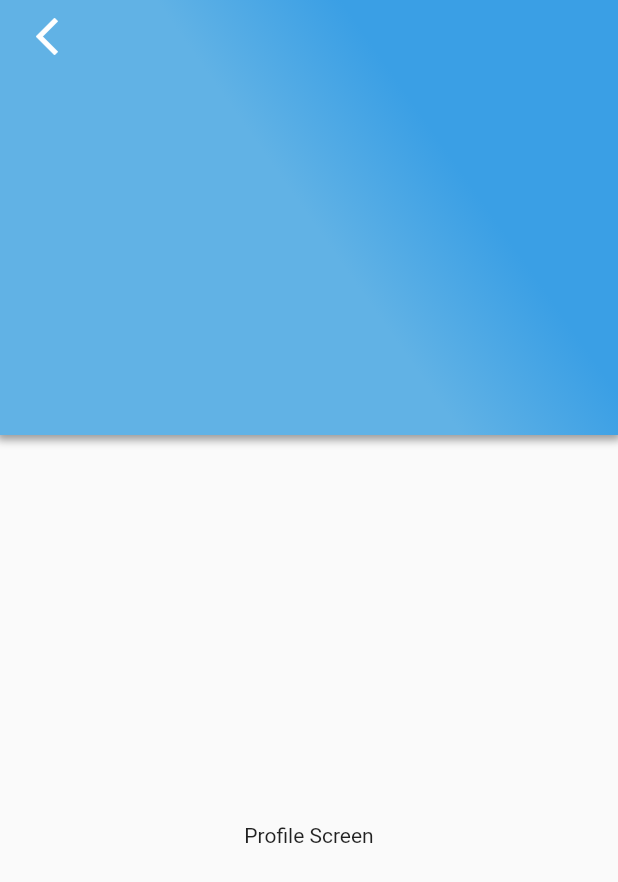
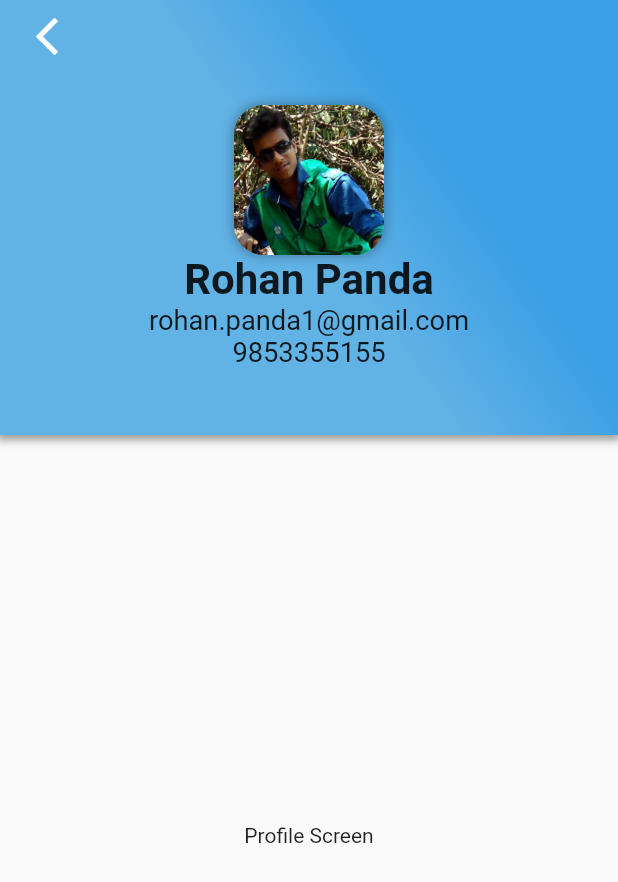
Before and after one commit to xlreon/gymBeam, a Flutter app: the ProfileScreen screen opened by its route, on a phone screen of 412 x 824 dp. Shown: the top 882 px of the screen. Run offline on Flutter 3.47's test engine with Material 2 defaults, Android fonts, the phone set to English and light mode, and no system bars.

Commit message:
profile-pic

```diff
--- a/lib/components/profileBanner.dart
+++ b/lib/components/profileBanner.dart
@@ -53,8 +53,45 @@ class ProfileBannerState extends State<ProfileBanner> {
               mainAxisAlignment: MainAxisAlignment.start,
               crossAxisAlignment: CrossAxisAlignment.start,
               children: <Widget>[
-                _buildBellIcon(),
+                _buildBackIcon(),
               ],
+            ),
+          ),
+          new Padding(
+            padding: new EdgeInsets.only(top: 60.0),
+            child: new Container(
+              margin: const EdgeInsets.all(10.0),
+              child: new Column(
+                // crossAxisAlignment: CrossAxisAlignment.start,
+                children: <Widget>[
+                  new Container(
+                    // margin: const EdgeInsets.only(top: 30.0,bottom: 10.0),
+                    child: new Center(
+                      // child: new CircleAvatar(
+                      //   // child: new Text("R",textScaleFactor: 3.0,),
+                      //   child: new Image.asset('../assets/rohan.jpg',fit: BoxFit.cover,),
+                      //   radius: 50.0,
+                      // ),
+                      child: new Container(
+                        width: 100.0, height: 100.0,
+                        decoration: new BoxDecoration(
+                          image: new DecorationImage(
+                              image: new AssetImage("assets/images/rohan.jpg"),
+                              fit: BoxFit.cover),
+                          borderRadius: new BorderRadius.all(new Radius.circular(20.0)),
+                          boxShadow: <BoxShadow>[
+                            new BoxShadow(
+                                color: Colors.black26, blurRadius: 5.0, spreadRadius: 1.0),
+                          ],
+                        ),
+                      ),
+                    ),
+                  ),
+                  new Text("Rohan Panda",textScaleFactor: 2.0,style: new TextStyle(fontWeight: FontWeight.bold)),
+                  new Text("rohan.panda1@gmail.com",textScaleFactor: 1.3),
+                  new Text("9853355155",textScaleFactor: 1.3),
+                ],
+              ),
             ),
           ),
         ],
@@ -63,7 +100,7 @@ class ProfileBannerState extends State<ProfileBanner> {
   }
 
   /// Build the bell icon at the top right corner of the header
-  Widget _buildBellIcon() {
+  Widget _buildBackIcon() {
     return new Row(
       mainAxisAlignment: MainAxisAlignment.start,
       crossAxisAlignment: CrossAxisAlignment.start,
--- a/pubspec.yaml
+++ b/pubspec.yaml
@@ -26,8 +26,8 @@ flutter:
   uses-material-design: true
 
   # To add assets to your application, add an assets section, like this:
-  # assets:
-  #  - images/a_dot_burr.jpeg
+  assets:
+   - assets/images/rohan.jpg
   #  - images/a_dot_ham.jpeg
 
   # An image asset can refer to one or more resolution-specific "variants", see
```
Also changed, not shown: assets/images/rohan.jpg (added).
